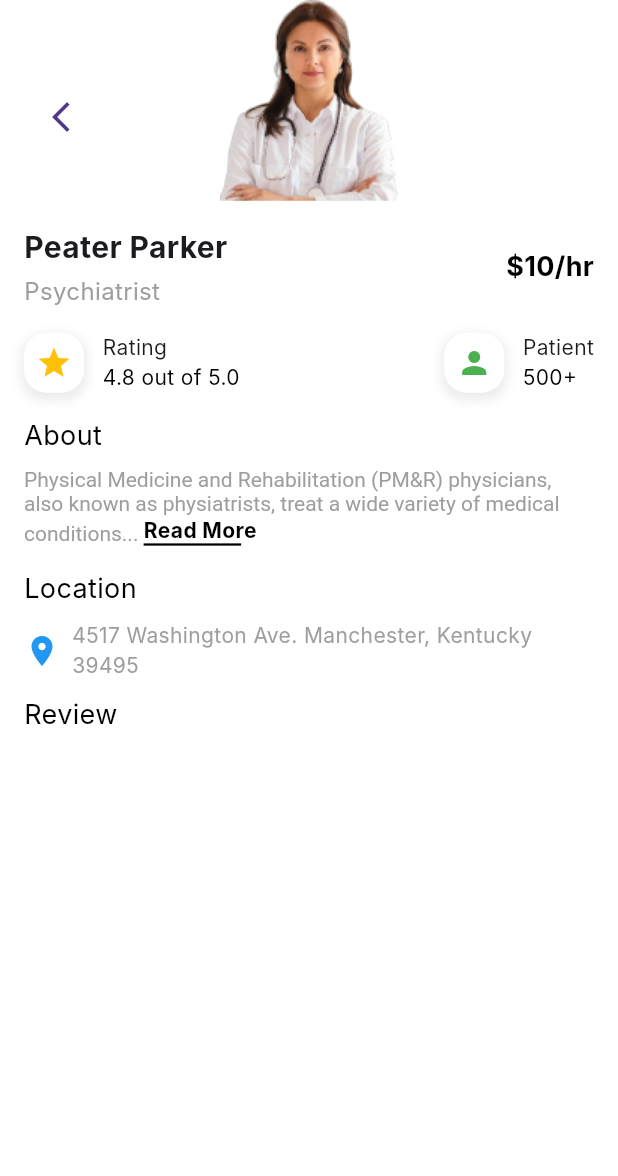
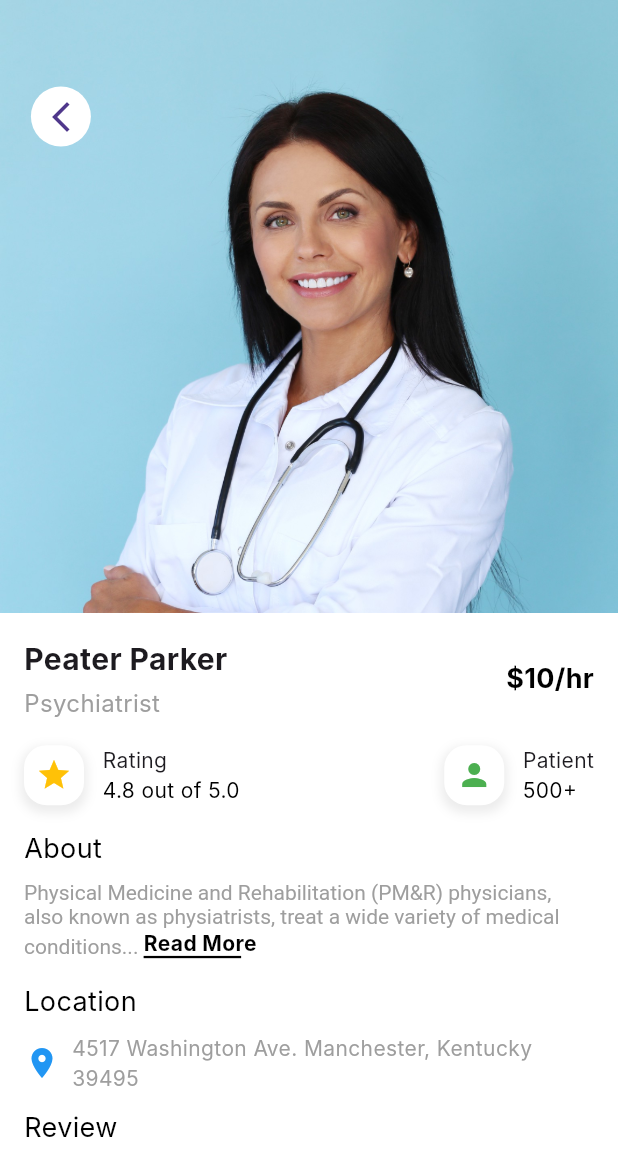
Before and after one commit to MustuBharmal/DocBookingApp, a Flutter app: the SpecialistDetailScreen screen opened by its route, on a phone screen of 412 x 824 dp. Shown: the top 1176 px of the screen. Run offline on Flutter 3.47's test engine with Material 3 defaults, Android fonts, the phone set to English and light mode, and no system bars; our stand-ins replace get, get_storage, google_fonts, logger; accounts and stored records are empty; Roboto replaces fonts that are missing (Inter).

Commit message:
main branch working

```diff
--- a/lib/global/images.dart
+++ b/lib/global/images.dart
@@ -3,30 +3,52 @@ abstract class AppImage {
   static String get companyLogo => 'company_logo'.logoPng;
 
   ///images
-  static String get maleDoctor => 'male_doctor'.imagePng;
-  static String get femaleDoctor => 'female_doctor'.imagePng;
+  static String get maleDoctor1 => 'male_doctor1'.imagePng;
+
+  static String get maleDoctor2 => 'male_doctor1'.jpeg;
+
+  static String get femaleDoctor1 => 'female_doctor1'.imagePng;
+
+  static String get femaleDoctor2 => 'female_doctor2'.jpeg;
 
   ///icons
   static String get bloodletting => 'bloodletting'.iconPng;
+
   static String get flushots => 'flushots'.iconPng;
+
   static String get home => 'home'.iconPng;
+
   static String get homeVisit => 'home_visit'.iconPng;
-  static String get medicalKit=>'medical_kit'.iconPng;
-  static String get notification=>'notification'.iconPng;
-  static String get phlebotomy=>'phlebotomy'.iconPng;
-  static String get stethoscope=>'stethoscope'.iconPng;
-  static String get stethoscopeWhite=>'stethoscope_white'.iconPng;
-  static String get trtAdministration=>'trt_administration'.iconPng;
-  static String get user=>'user'.iconPng;
-  static String get vitaminBooster=>'vitamin_booster'.iconPng;
-  static String get vitaminIv=>'vitamin_iv'.iconPng;
-  static String get mentalHealth=>'mental_health'.iconPng;
-  static String get doctor=>'doctor'.iconPng;
-  static String get fitnessCoach=>'fitness_coach'.iconPng;
-  static String get hrtTreatment=>'hrt_treatment'.iconPng;
-  static String get trtTreatment=>'trt_treatment'.iconPng;
-  static String get nutritionalist=>'nutritionalist'.iconPng;
 
+  static String get medicalKit => 'medical_kit'.iconPng;
+
+  static String get notification => 'notification'.iconPng;
+
+  static String get phlebotomy => 'phlebotomy'.iconPng;
+
+  static String get stethoscope => 'stethoscope'.iconPng;
+
+  static String get stethoscopeWhite => 'stethoscope_white'.iconPng;
+
+  static String get trtAdministration => 'trt_administration'.iconPng;
+
+  static String get user => 'user'.iconPng;
+
+  static String get vitaminBooster => 'vitamin_booster'.iconPng;
+
+  static String get vitaminIv => 'vitamin_iv'.iconPng;
+
+  static String get mentalHealth => 'mental_health'.iconPng;
+
+  static String get doctor => 'doctor'.iconPng;
+
+  static String get fitnessCoach => 'fitness_coach'.iconPng;
+
+  static String get hrtTreatment => 'hrt_treatment'.iconPng;
+
+  static String get trtTreatment => 'trt_treatment'.iconPng;
+
+  static String get nutritionalist => 'nutritionalist'.iconPng;
 
   //Folder Location
   static const String imageFolderLocation = 'assets/images';
@@ -41,16 +63,18 @@ abstract class AppImage {
   static const String intro3 = '$imageFolderLocation/iv_intro_3.png';
 
 //Icons
-
 }
 
 extension on String {
-
   ///for image folder
   String get imagePng => 'assets/images/$this.png';
+
   ///for icon folder
   String get iconPng => 'assets/icons/$this.png';
+
+  ///for jpeg
+  String get jpeg => 'assets/images/$this.jpeg';
+
   ///for logo folder
   String get logoPng => 'assets/logos/$this.png';
-
 }
--- a/lib/presentations/services/view/service_screen.dart
+++ b/lib/presentations/services/view/service_screen.dart
@@ -25,7 +25,7 @@ class ServiceScreen extends StatelessWidget {
                 height: 30,
               ),
               CustomBannerContainer(
-                  imgPath: AppImage.maleDoctor,
+                  imgPath: AppImage.maleDoctor1,
                   headerText: ConstantString.headerTextForServices,
                   subText: ConstantString.subTextForServices),
               const SizedBox(
--- a/lib/presentations/specialist/view/specialist_detail_screen.dart
+++ b/lib/presentations/specialist/view/specialist_detail_screen.dart
@@ -23,7 +23,7 @@ class SpecialistDetailScreen extends StatelessWidget {
                   alignment: Alignment.topCenter,
                   heightFactor: 0.76,
                   child: Image.asset(
-                    AppImage.femaleDoctor,
+                    AppImage.femaleDoctor2,
                     fit: BoxFit.cover,
                   ),
                 ),
--- a/lib/presentations/specialist/view/specialist_screen.dart
+++ b/lib/presentations/specialist/view/specialist_screen.dart
@@ -24,7 +24,7 @@ class SpecialistScreen extends StatelessWidget {
                 height: 30,
               ),
               CustomBannerContainer(
-                  imgPath: AppImage.femaleDoctor,
+                  imgPath: AppImage.femaleDoctor1,
                   headerText: ConstantString.headerTextForSpecialist,
                   subText: ConstantString.subTextForSpecialist),
               const SizedBox(
--- a/pubspec.yaml
+++ b/pubspec.yaml
@@ -34,3 +34,4 @@ flutter:
     - assets/images/
     - assets/logos/
     - assets/icons/
+    - assets/svgs/
```
Also changed, not shown: assets/images/female_doctor1.png (renamed from assets/images/female_doctor.png), assets/images/female_doctor2.jpeg (added), assets/images/male_doctor1.png (renamed from assets/images/male_doctor.png), assets/images/male_doctor2.jpeg (added), lib/presentations/home/view/home_screen.dart (line endings or trailing spaces).
